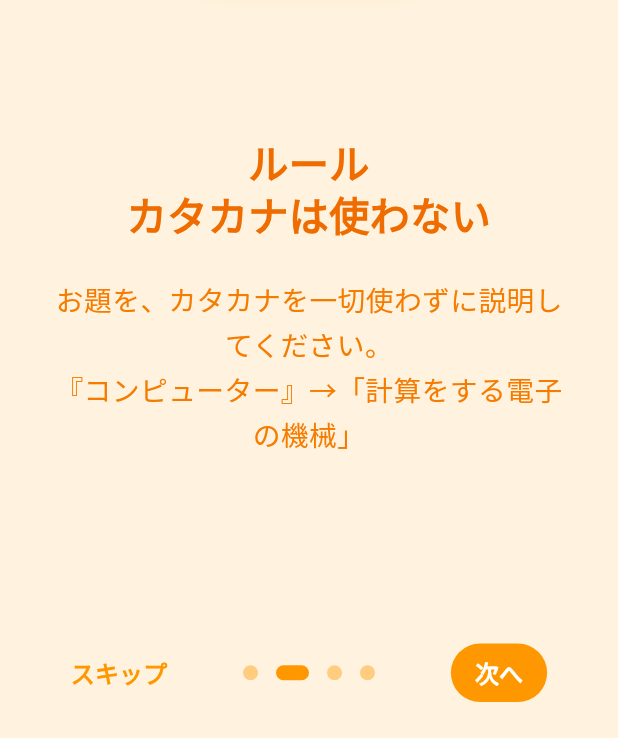
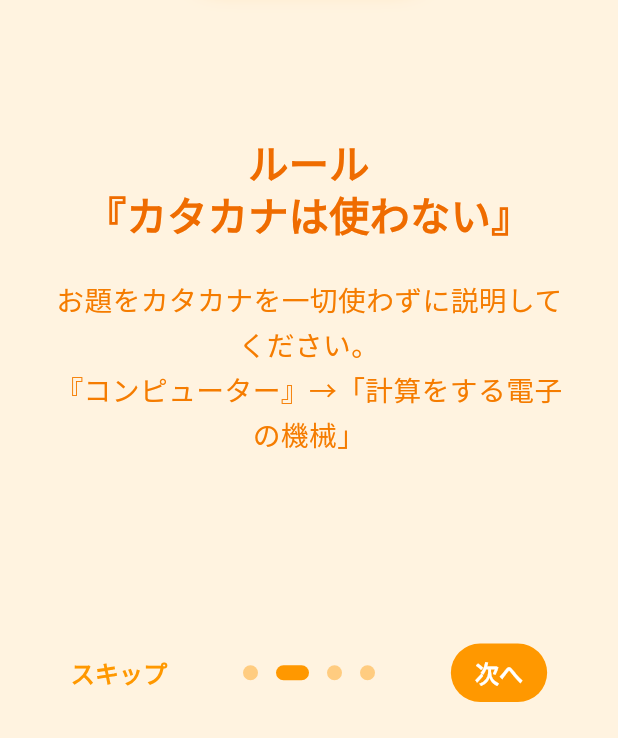
Before and after one commit to 3balljugglerYu/katakanahanashi, a Flutter app: the screen it shows after launch, swiped to page 2, on a phone screen of 412 x 824 dp, the part 498-1236 px from its top. Run offline on Flutter 3.47's test engine with Material 3 defaults, Android fonts, the phone set to English and light mode, and no system bars; drawn by our look-alikes of introduction_screen; our stand-ins replace flutter_dotenv, flutter_hooks, freezed_annotation, get_it, hooks_riverpod, shared_preferences and 1 more; missing offline and left inert: particles_flutter; accounts and stored records are empty; Roboto replaces fonts that are missing (NotoSansJP).

Commit message:
文言調整

```diff
--- a/lib/ui/onboarding/onboarding_page.dart
+++ b/lib/ui/onboarding/onboarding_page.dart
@@ -79,8 +79,9 @@ class OnboardingPage extends ConsumerWidget {
 
       // 2ページ目: ゲームの遊び方
       PageViewModel(
-        title: "ルール\nカタカナは使わない",
-        body: "お題を、カタカナを一切使わずに説明してください。\n"
+        title: "ルール\n『カタカナは使わない』",
+        body:
+            "お題をカタカナを一切使わずに説明してください。\n"
             "『コンピューター』→「計算をする電子の機械」",
         image: _buildImageWidget(context, semanticsLabel: "カタカナ禁止ルールの説明イラスト"),
         decoration: _buildPageDecoration(context),
@@ -89,18 +90,26 @@ class OnboardingPage extends ConsumerWidget {
       // 3ページ目: 楽しみ方
       PageViewModel(
         title: "聞いて想像し、\nズバリ当てよう！",
-        body: "説明を手がかりに、思い浮かんだ答えを言いましょう！正解したら次へ！\n"
+        body:
+            "説明を手がかりに、思い浮かんだ答えを言いましょう！正解したら次へ！\n"
             "※1セット10個のお題が表示されます。\n",
-        image: _buildImageWidget(context, semanticsLabel: "説明を聞いて答えを当てる場面のイラスト"),
+        image: _buildImageWidget(
+          context,
+          semanticsLabel: "説明を聞いて答えを当てる場面のイラスト",
+        ),
         decoration: _buildPageDecoration(context),
       ),
 
       // 4ページ目: 楽しみ方
       PageViewModel(
         title: "みんなで遊んで、\nそして、難易度を評価！",
-        body: "家族や友だちとプレイして、楽しもう！\n"
+        body:
+            "家族や友だちとプレイして、楽しもう！\n"
             "お題終了後に難しさを評価してください。今後のゲームバランス調整に役立ちます。",
-        image: _buildImageWidget(context, semanticsLabel: "複数人で遊び、難易度を評価するイラスト"),
+        image: _buildImageWidget(
+          context,
+          semanticsLabel: "複数人で遊び、難易度を評価するイラスト",
+        ),
         decoration: _buildPageDecoration(context),
       ),
     ];
```
